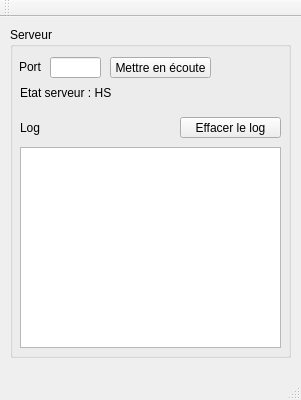
Above: Serveur TCP-IP/ServeurTCPIP.ui from YannFauquembergue/Client-Serveur-TCP-IP before the change. Below: the same form after it.
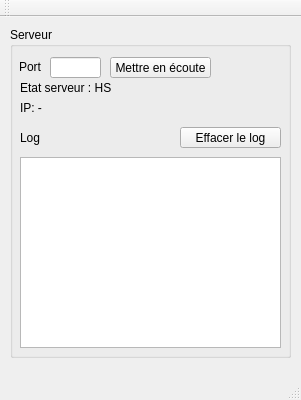
That is the form after the change.

Commit message: Indication IP, remodélisation de l'interface client

```diff
--- a/Serveur TCP-IP/ServeurTCPIP.ui
+++ b/Serveur TCP-IP/ServeurTCPIP.ui
@@ -77,7 +77,7 @@
        <x>10</x>
        <y>50</y>
        <width>261</width>
-       <height>31</height>
+       <height>21</height>
       </rect>
      </property>
      <property name="font">
@@ -103,7 +103,7 @@
      <property name="geometry">
       <rect>
        <x>10</x>
-       <y>90</y>
+       <y>100</y>
        <width>261</width>
        <height>21</height>
       </rect>
@@ -122,7 +122,7 @@
      <property name="geometry">
       <rect>
        <x>170</x>
-       <y>90</y>
+       <y>100</y>
        <width>101</width>
        <height>21</height>
       </rect>
@@ -138,12 +138,40 @@
      <property name="geometry">
       <rect>
        <x>10</x>
-       <y>120</y>
+       <y>130</y>
        <width>261</width>
-       <height>201</height>
+       <height>191</height>
       </rect>
      </property>
     </widget>
+    <widget class="QLabel" name="ipLabel">
+     <property name="geometry">
+      <rect>
+       <x>10</x>
+       <y>70</y>
+       <width>261</width>
+       <height>21</height>
+      </rect>
+     </property>
+     <property name="font">
+      <font>
+       <weight>50</weight>
+       <bold>false</bold>
+      </font>
+     </property>
+     <property name="text">
+      <string>IP: -</string>
+     </property>
+     <property name="scaledContents">
+      <bool>false</bool>
+     </property>
+     <property name="alignment">
+      <set>Qt::AlignLeading|Qt::AlignLeft|Qt::AlignVCenter</set>
+     </property>
+     <property name="wordWrap">
+      <bool>false</bool>
+     </property>
+    </widget>
    </widget>
   </widget>
   <widget class="QMenuBar" name="menuBar">
```
The commit also changes 3 other files.
